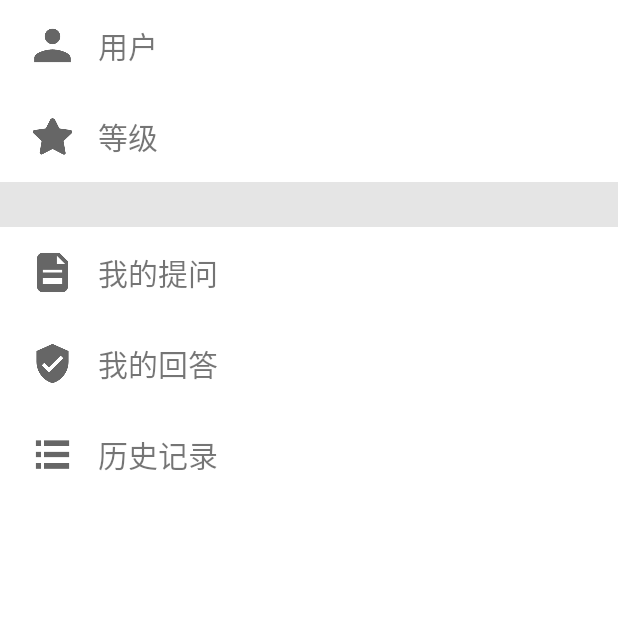
After one commit to Breakkk/Nice2020, an Android app: the UserInfoActivity screen opened directly, with no data from a screen before it, on a phone screen of 412 x 824 dp, the top half of it. The commit adds this screen. Run offline under Robolectric (Android 15) with nearby library versions, the phone set to English and light mode, and no system bars.

Commit message:
设计用户信息界面，优化答题搜索显示

```diff
--- a/app/src/main/AndroidManifest.xml
+++ b/app/src/main/AndroidManifest.xml
@@ -66,6 +66,11 @@
             android:configChanges="orientation|keyboard|keyboardHidden|screenSize"
             android:launchMode="singleTop"
             android:screenOrientation="nosensor" />
+        <activity
+            android:name="com.xilinzhang.ocr.UserInfoActivity"
+            android:configChanges="orientation|keyboard|keyboardHidden|screenSize"
+            android:launchMode="singleTop"
+            android:screenOrientation="nosensor" />
     </application>
 
 </manifest>
--- a/app/src/main/java/com/xilinzhang/ocr/MainActivity.java
+++ b/app/src/main/java/com/xilinzhang/ocr/MainActivity.java
@@ -83,7 +83,7 @@ public class MainActivity extends AppCompatActivity implements View.OnClickListe
                 break;
             case R.id.my:
                 //enter my activity
-                Intent intent3 = new Intent(MainActivity.this, ShowHistoryActivity.class);
+                Intent intent3 = new Intent(MainActivity.this, UserInfoActivity.class);
                 startActivity(intent3);
                 break;
             case R.id.question_list:
--- /dev/null
+++ b/app/src/main/java/com/xilinzhang/ocr/UserInfoActivity.java
@@ -0,0 +1,27 @@
+package com.xilinzhang.ocr;
+
+import android.content.Intent;
+import android.os.Bundle;
+import android.support.annotation.Nullable;
+import android.support.v7.app.AppCompatActivity;
+import android.view.View;
+
+public class UserInfoActivity extends AppCompatActivity {
+    @Override
+    protected void onCreate(@Nullable Bundle savedInstanceState) {
+        super.onCreate(savedInstanceState);
+        setContentView(R.layout.activity_user_info);
+
+        initView();
+    }
+
+    private void initView() {
+        findViewById(R.id.my_history).setOnClickListener(new View.OnClickListener() {
+            @Override
+            public void onClick(View view) {
+                Intent intent = new Intent(UserInfoActivity.this, ShowHistoryActivity.class);
+                startActivity(intent);
+            }
+        });
+    }
+}
--- /dev/null
+++ b/app/src/main/res/layout/activity_user_info.xml
@@ -0,0 +1,154 @@
+<?xml version="1.0" encoding="utf-8"?>
+<LinearLayout xmlns:android="http://schemas.android.com/apk/res/android"
+    xmlns:app="http://schemas.android.com/apk/res-auto"
+    android:layout_width="match_parent"
+    android:layout_height="match_parent"
+    android:background="#E5E5E5"
+    android:orientation="vertical">
+
+    <LinearLayout
+        android:layout_width="match_parent"
+        android:layout_height="wrap_content"
+        android:background="@android:color/white"
+        android:orientation="vertical"
+        android:padding="10dp">
+
+        <FrameLayout
+            android:id="@+id/user"
+            android:layout_width="match_parent"
+            android:layout_height="wrap_content">
+
+            <android.support.v7.widget.AppCompatImageView
+                android:layout_width="30dp"
+                android:layout_height="30dp"
+                android:layout_marginLeft="10dp"
+                android:layout_gravity="center_vertical"
+                app:srcCompat="@drawable/user" />
+
+            <android.support.v7.widget.AppCompatTextView
+                android:layout_width="wrap_content"
+                android:layout_height="wrap_content"
+                android:layout_marginLeft="50dp"
+                android:padding="5dp"
+                android:text="用户"
+                android:textSize="20dp" />
+
+        </FrameLayout>
+
+        <Space
+            android:layout_width="match_parent"
+            android:layout_height="20dp" />
+
+        <FrameLayout
+            android:id="@+id/level"
+            android:layout_width="match_parent"
+            android:layout_height="wrap_content">
+
+            <android.support.v7.widget.AppCompatImageView
+                android:layout_width="30dp"
+                android:layout_height="30dp"
+                android:layout_marginLeft="10dp"
+                android:layout_gravity="center_vertical"
+                app:srcCompat="@drawable/level" />
+
+            <android.support.v7.widget.AppCompatTextView
+                android:layout_width="wrap_content"
+                android:layout_height="wrap_content"
+                android:layout_marginLeft="50dp"
+                android:padding="5dp"
+                android:text="等级"
+                android:textSize="20dp" />
+
+        </FrameLayout>
+
+    </LinearLayout>
+
+    <Space
+        android:layout_width="match_parent"
+        android:layout_height="30dp"/>
+
+    <LinearLayout
+        android:layout_width="match_parent"
+        android:layout_height="wrap_content"
+        android:layout_weight="10"
+        android:background="@android:color/white"
+        android:orientation="vertical"
+        android:padding="10dp">
+
+        <FrameLayout
+            android:id="@+id/my_question"
+            android:layout_width="match_parent"
+            android:layout_height="wrap_content">
+
+            <android.support.v7.widget.AppCompatImageView
+                android:layout_width="30dp"
+                android:layout_height="30dp"
+                android:layout_marginLeft="10dp"
+                android:layout_gravity="center_vertical"
+                app:srcCompat="@drawable/question" />
+
+            <android.support.v7.widget.AppCompatTextView
+                android:layout_width="wrap_content"
+                android:layout_height="wrap_content"
+                android:layout_marginLeft="50dp"
+                android:padding="5dp"
+                android:text="我的提问"
+                android:textSize="20dp" />
+
+        </FrameLayout>
+
+        <Space
+            android:layout_width="match_parent"
+            android:layout_height="20dp" />
+
+        <FrameLayout
+            android:id="@+id/my_answer"
+            android:layout_width="match_parent"
+            android:layout_height="wrap_content">
+
+            <android.support.v7.widget.AppCompatImageView
+                android:layout_width="30dp"
+                android:layout_height="30dp"
+                android:layout_marginLeft="10dp"
+                android:layout_gravity="center_vertical"
+                app:srcCompat="@drawable/answer" />
+
+            <android.support.v7.widget.AppCompatTextView
+                android:layout_width="wrap_content"
+                android:layout_height="wrap_content"
+                android:layout_marginLeft="50dp"
+                android:padding="5dp"
+                android:text="我的回答"
+                android:textSize="20dp" />
+
+        </FrameLayout>
+
+        <Space
+            android:layout_width="match_parent"
+            android:layout_height="20dp" />
+
+        <FrameLayout
+            android:id="@+id/my_history"
+            android:layout_width="match_parent"
+            android:layout_height="wrap_content">
+
+            <android.support.v7.widget.AppCompatImageView
+                android:layout_width="30dp"
+                android:layout_height="30dp"
+                android:layout_marginLeft="10dp"
+                android:layout_gravity="center_vertical"
+                app:srcCompat="@drawable/history" />
+
+            <android.support.v7.widget.AppCompatTextView
+                android:layout_width="wrap_content"
+                android:layout_height="wrap_content"
+                android:layout_marginLeft="50dp"
+                android:padding="5dp"
+                android:text="历史记录"
+                android:textSize="20dp" />
+
+        </FrameLayout>
+
+    </LinearLayout>
+
+</LinearLayout>
```
Also changed, not shown: app/src/main/java/com/xilinzhang/ocr/QuestionListActivity.java (+23 -19 lines), app/src/main/res/drawable/answer.png (added), app/src/main/res/drawable/history.png (added), app/src/main/res/drawable/level.png (added), app/src/main/res/drawable/question.png (added), app/src/main/res/drawable/user.png (added), 1 other file.
